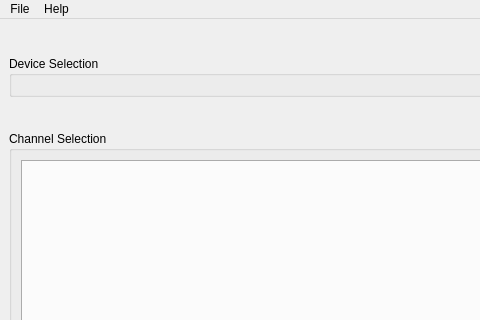
qualcomm/qcom-embedded-power-measurement, file src/applications/epm-scope/EPMScopeWindow.ui: the form before one commit; both pictures show x 0 to 480 and y 0 to 320 of the 800 by 600 pixel window.
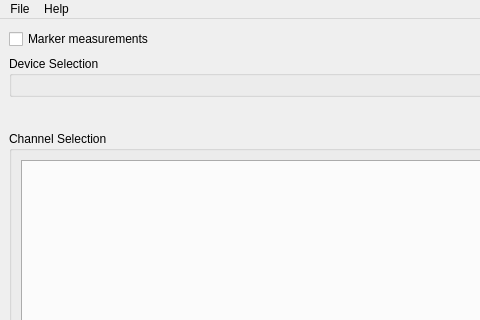
The form after the commit. Icons and pictures are not drawn. Custom widgets are drawn as their Qt base class.

Commit message: Marker UI & API support, feature support on v19+ firmware

The edit to the form file:
```diff
--- a/src/applications/epm-scope/EPMScopeWindow.ui
+++ b/src/applications/epm-scope/EPMScopeWindow.ui
@@ -67,6 +67,16 @@
       <property name="sizeConstraint">
        <enum>QLayout::SizeConstraint::SetDefaultConstraint</enum>
       </property>
+      <item>
+       <widget class="QCheckBox" name="_markerCheckBox">
+        <property name="toolTip">
+         <string>Gate acquisition on a hardware pulse. When enabled, data and timer start on a marker pulse.</string>
+        </property>
+        <property name="text">
+         <string>Marker measurements</string>
+        </property>
+       </widget>
+      </item>
       <item>
        <spacer name="horizontalSpacer">
         <property name="orientation">
```
Left out of the diff: 8 changed lines with no effect on the pictures. The commit also changes 25 other files.
